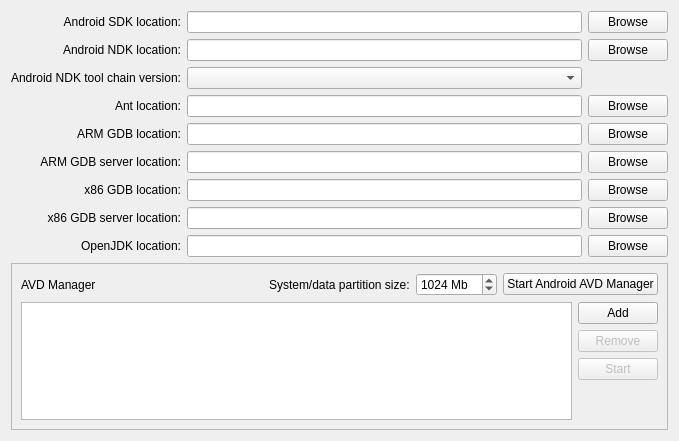
Above: src/plugins/android/androidsettingswidget.ui from qt-creator/qt-creator before the change. Below: the same form after it.
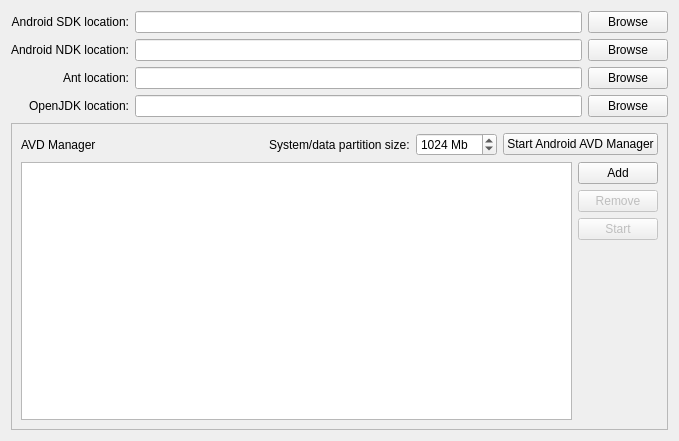
That is the form after the change.

Commit message:
Simplify Android settings, move debugger/gdbserver to Kit
Creator now realiable creates one toolchain for each toolchain found in
the ndk. This no longer depends on any qt versions being present.

Also the gdb command and gdb server command are moved to the Kit and are
no longer found in the Android Options page. Both settings can be
autodetected from the Kit options page. Note that this might break
existing android kits.

What changed in the file:
```diff
--- a/src/plugins/android/androidsettingswidget.ui
+++ b/src/plugins/android/androidsettingswidget.ui
@@ -56,120 +56,27 @@
        </property>
       </widget>
      </item>
-     <item row="2" column="0">
-      <widget class="QLabel" name="NDKToolchainVersionLabel">
-       <property name="text">
-        <string>Android NDK tool chain version:</string>
-       </property>
-       <property name="alignment">
-        <set>Qt::AlignRight|Qt::AlignTrailing|Qt::AlignVCenter</set>
-       </property>
-      </widget>
-     </item>
      <item row="2" column="1">
-      <widget class="QComboBox" name="toolchainVersionComboBox"/>
-     </item>
-     <item row="3" column="0">
-      <widget class="QLabel" name="AntLocationLabel">
-       <property name="text">
-        <string>Ant location:</string>
-       </property>
-       <property name="alignment">
-        <set>Qt::AlignRight|Qt::AlignTrailing|Qt::AlignVCenter</set>
-       </property>
-      </widget>
-     </item>
-     <item row="3" column="1">
       <widget class="QLineEdit" name="AntLocationLineEdit"/>
      </item>
-     <item row="3" column="2">
+     <item row="2" column="2">
       <widget class="QPushButton" name="AntLocationPushButton">
        <property name="text">
         <string>Browse</string>
        </property>
       </widget>
      </item>
-     <item row="4" column="0">
-      <widget class="QLabel" name="GdbLocationLabel">
+     <item row="2" column="0">
+      <widget class="QLabel" name="AntLocationLabel">
        <property name="text">
-        <string>ARM GDB location:</string>
+        <string>Ant location:</string>
        </property>
        <property name="alignment">
         <set>Qt::AlignRight|Qt::AlignTrailing|Qt::AlignVCenter</set>
        </property>
       </widget>
      </item>
-     <item row="4" column="1">
-      <widget class="QLineEdit" name="GdbLocationLineEdit"/>
-     </item>
-     <item row="4" column="2">
-      <widget class="QPushButton" name="GdbLocationPushButton">
-       <property name="text">
-        <string>Browse</string>
-       </property>
-      </widget>
-     </item>
-     <item row="5" column="0">
-      <widget class="QLabel" name="GdbserverLocationLabel">
-       <property name="text">
-        <string>ARM GDB server location:</string>
-       </property>
-       <property name="alignment">
-        <set>Qt::AlignRight|Qt::AlignTrailing|Qt::AlignVCenter</set>
-       </property>
-      </widget>
-     </item>
-     <item row="5" column="1">
-      <widget class="QLineEdit" name="GdbserverLocationLineEdit"/>
-     </item>
-     <item row="5" column="2">
-      <widget class="QPushButton" name="GdbserverLocationPushButton">
-       <property name="text">
-        <string>Browse</string>
-       </property>
-      </widget>
-     </item>
-     <item row="6" column="0">
-      <widget class="QLabel" name="GdbLocationLabelx86">
-       <property name="text">
-        <string>x86 GDB location:</string>
-       </property>
-       <property name="alignment">
-        <set>Qt::AlignRight|Qt::AlignTrailing|Qt::AlignVCenter</set>
-       </property>
-      </widget>
-     </item>
-     <item row="6" column="1">
-      <widget class="QLineEdit" name="GdbLocationLineEditx86"/>
-     </item>
-     <item row="6" column="2">
-      <widget class="QPushButton" name="GdbLocationPushButtonx86">
-       <property name="text">
-        <string>Browse</string>
-       </property>
-      </widget>
-     </item>
-     <item row="7" column="0">
-      <widget class="QLabel" name="GdbserverLocationLabelx86">
-       <property name="text">
-        <string>x86 GDB server location:</string>
-       </property>
-       <property name="alignment">
-        <set>Qt::AlignRight|Qt::AlignTrailing|Qt::AlignVCenter</set>
-       </property>
-      </widget>
-     </item>
-     <item row="7" column="1">
-      <widget class="QLineEdit" name="GdbserverLocationLineEditx86"/>
-     </item>
-     <item row="7" column="2">
-      <widget class="QPushButton" name="GdbserverLocationPushButtonx86">
-       <property name="text">
-        <string>Browse</string>
-       </property>
-      </widget>
-     </item>
-     <item row="8" column="0">
+     <item row="3" column="0">
       <widget class="QLabel" name="OpenJDKLocationLabel">
        <property name="text">
         <string>OpenJDK location:</string>
@@ -179,10 +86,10 @@
        </property>
       </widget>
      </item>
-     <item row="8" column="1">
+     <item row="3" column="1">
       <widget class="QLineEdit" name="OpenJDKLocationLineEdit"/>
      </item>
-     <item row="8" column="2">
+     <item row="3" column="2">
       <widget class="QPushButton" name="OpenJDKLocationPushButton">
        <property name="text">
         <string>Browse</string>
```
Left out of the diff: 193 changed lines with no effect on the pictures. The commit also changes 19 other files.
